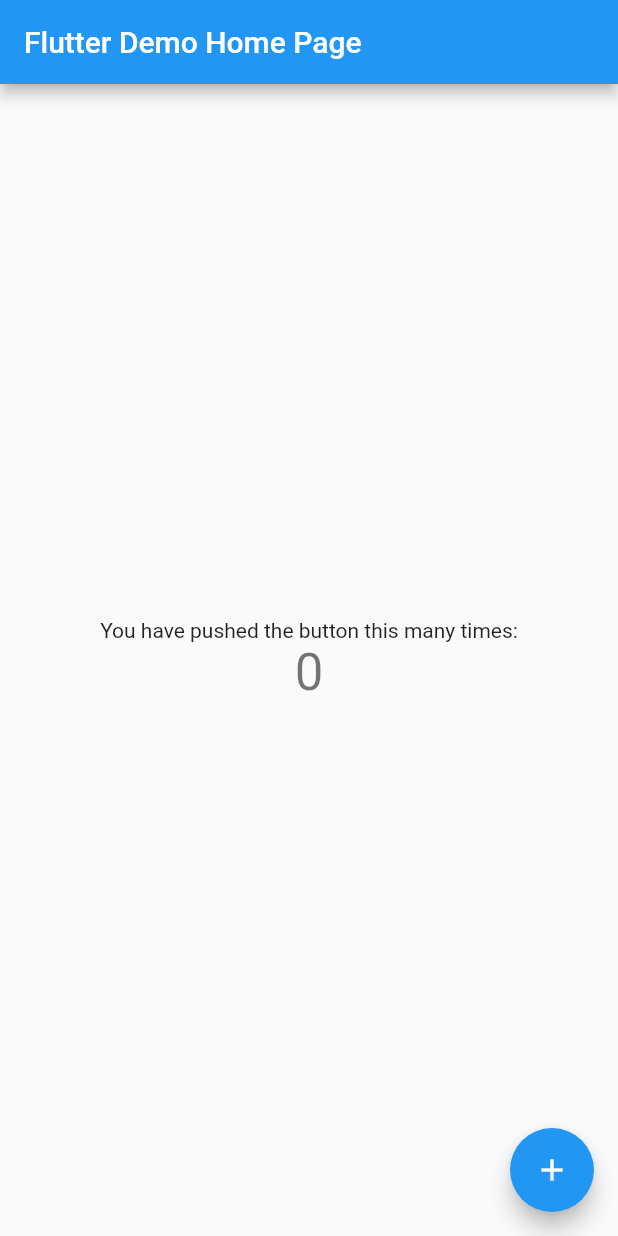
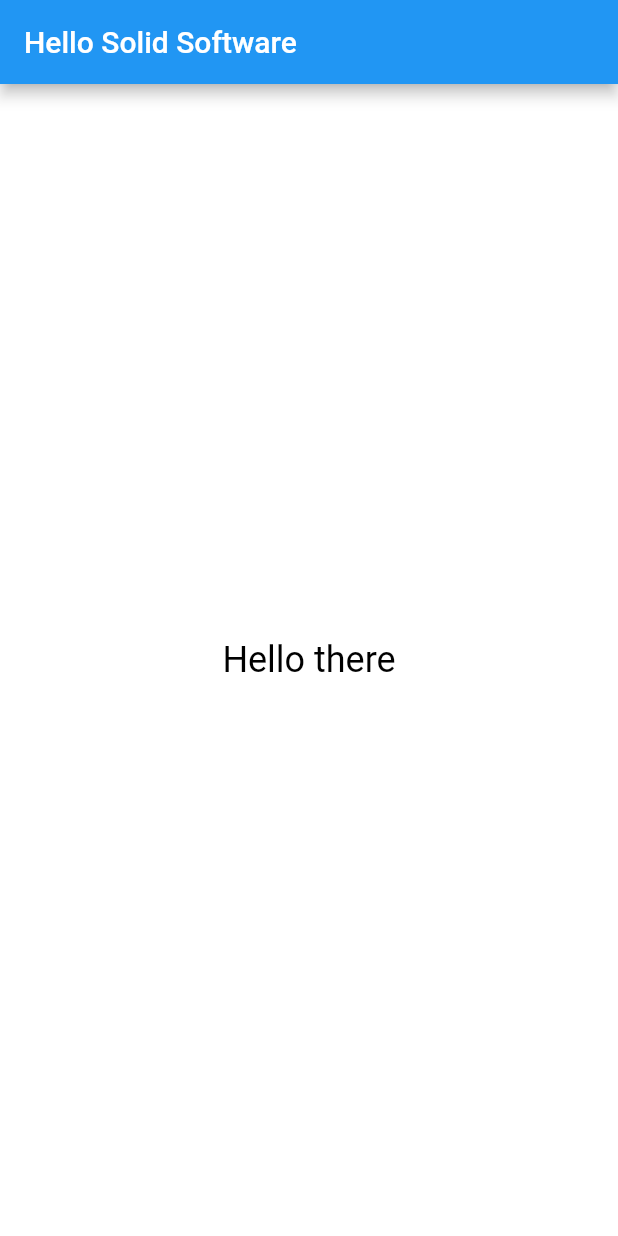
Before and after one commit to errhama/random-color, a Flutter app: the screen it shows after launch, on a phone screen of 412 x 824 dp. Run offline on Flutter 3.47's test engine with Material 2 defaults, Android fonts, the light colour scheme and no system bars.

Commit message:
feat: Add home screen page

```diff
--- a/lib/main.dart
+++ b/lib/main.dart
@@ -1,115 +1,18 @@
+import 'dart:math';
+
 import 'package:flutter/material.dart';
+import 'package:random_color_app/screens/home_screen.dart';
 
 void main() {
-  runApp(const MyApp());
+  runApp(RandomColorApp());
 }
 
-class MyApp extends StatelessWidget {
-  const MyApp({super.key});
-
-  // This widget is the root of your application.
+class RandomColorApp extends StatelessWidget {
   @override
   Widget build(BuildContext context) {
     return MaterialApp(
-      title: 'Flutter Demo',
-      theme: ThemeData(
-        // This is the theme of your application.
-        //
-        // Try running your application with "flutter run". You'll see the
-        // application has a blue toolbar. Then, without quitting the app, try
-        // changing the primarySwatch below to Colors.green and then invoke
-        // "hot reload" (press "r" in the console where you ran "flutter run",
-        // or simply save your changes to "hot reload" in a Flutter IDE).
-        // Notice that the counter didn't reset back to zero; the application
-        // is not restarted.
-        primarySwatch: Colors.blue,
-      ),
-      home: const MyHomePage(title: 'Flutter Demo Home Page'),
+      debugShowCheckedModeBanner: false,
+      home: HomeScreen(),
     );
   }
 }
-
-class MyHomePage extends StatefulWidget {
-  const MyHomePage({super.key, required this.title});
-
-  // This widget is the home page of your application. It is stateful, meaning
-  // that it has a State object (defined below) that contains fields that affect
-  // how it looks.
-
-  // This class is the configuration for the state. It holds the values (in this
-  // case the title) provided by the parent (in this case the App widget) and
-  // used by the build method of the State. Fields in a Widget subclass are
-  // always marked "final".
-
-  final String title;
-
-  @override
-  State<MyHomePage> createState() => _MyHomePageState();
-}
-
-class _MyHomePageState extends State<MyHomePage> {
-  int _counter = 0;
-
-  void _incrementCounter() {
-    setState(() {
-      // This call to setState tells the Flutter framework that something has
-      // changed in this State, which causes it to rerun the build method below
-      // so that the display can reflect the updated values. If we changed
-      // _counter without calling setState(), then the build method would not be
-      // called again, and so nothing would appear to happen.
-      _counter++;
-    });
-  }
-
-  @override
-  Widget build(BuildContext context) {
-    // This method is rerun every time setState is called, for instance as done
-    // by the _incrementCounter method above.
-    //
-    // The Flutter framework has been optimized to make rerunning build methods
-    // fast, so that you can just rebuild anything that needs updating rather
-    // than having to individually change instances of widgets.
-    return Scaffold(
-      appBar: AppBar(
-        // Here we take the value from the MyHomePage object that was created by
-        // the App.build method, and use it to set our appbar title.
-        title: Text(widget.title),
-      ),
-      body: Center(
-        // Center is a layout widget. It takes a single child and positions it
-        // in the middle of the parent.
-        child: Column(
-          // Column is also a layout widget. It takes a list of children and
-          // arranges them vertically. By default, it sizes itself to fit its
-          // children horizontally, and tries to be as tall as its parent.
-          //
-          // Invoke "debug painting" (press "p" in the console, choose the
-          // "Toggle Debug Paint" action from the Flutter Inspector in Android
-          // Studio, or the "Toggle Debug Paint" command in Visual Studio Code)
-          // to see the wireframe for each widget.
-          //
-          // Column has various properties to control how it sizes itself and
-          // how it positions its children. Here we use mainAxisAlignment to
-          // center the children vertically; the main axis here is the vertical
-          // axis because Columns are vertical (the cross axis would be
-          // horizontal).
-          mainAxisAlignment: MainAxisAlignment.center,
-          children: <Widget>[
-            const Text(
-              'You have pushed the button this many times:',
-            ),
-            Text(
-              '$_counter',
-              style: Theme.of(context).textTheme.headline4,
-            ),
-          ],
-        ),
-      ),
-      floatingActionButton: FloatingActionButton(
-        onPressed: _incrementCounter,
-        tooltip: 'Increment',
-        child: const Icon(Icons.add),
-      ), // This trailing comma makes auto-formatting nicer for build methods.
-    );
-  }
-}
--- /dev/null
+++ b/lib/screens/home_screen.dart
@@ -0,0 +1,33 @@
+import 'dart:math';
+
+import 'package:flutter/material.dart';
+
+class HomeScreen extends StatefulWidget {
+  @override
+  _HomeScreenState createState() => _HomeScreenState();
+}
+
+class _HomeScreenState extends State<HomeScreen> {
+  Color _backgroundColor = Colors.white;
+
+  @override
+  Widget build(BuildContext context) {
+    return Scaffold(
+      appBar: AppBar(
+        title: Text("Hello Solid Software"),
+      ),
+      body: GestureDetector(
+        onTap: () {},
+        child: Container(
+          color: _backgroundColor,
+          child: Center(
+            child: Text(
+              "Hello there",
+              style: TextStyle(fontSize: 24, color: Colors.black),
+            ),
+          ),
+        ),
+      ),
+    );
+  }
+}
```
Also changed, not shown: 1 other file.
